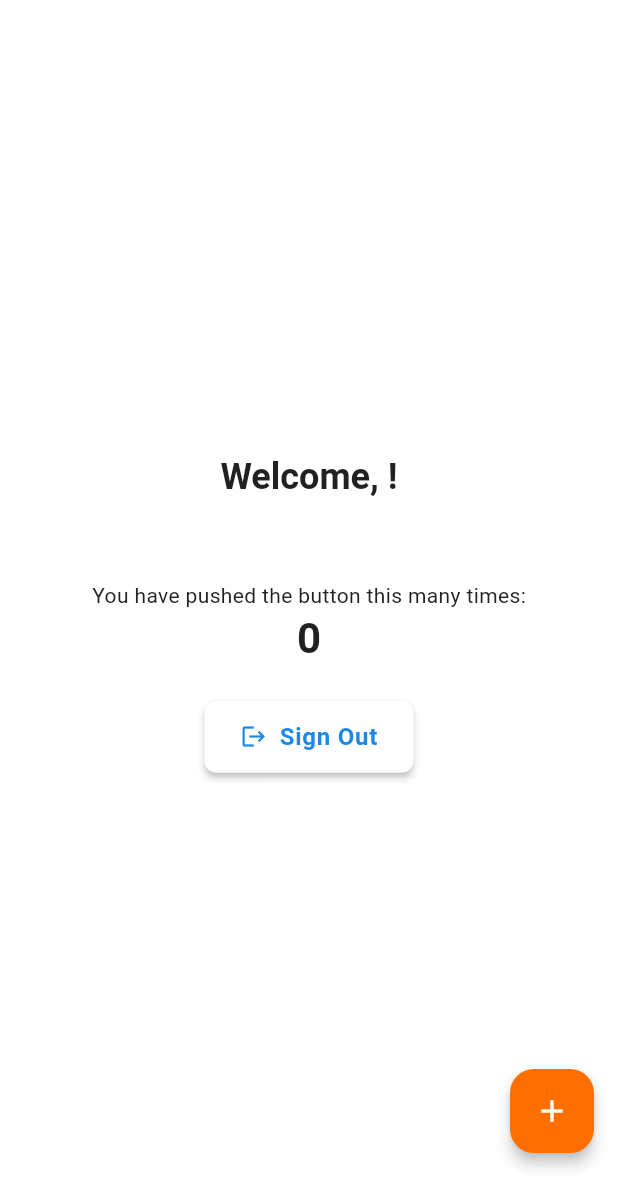
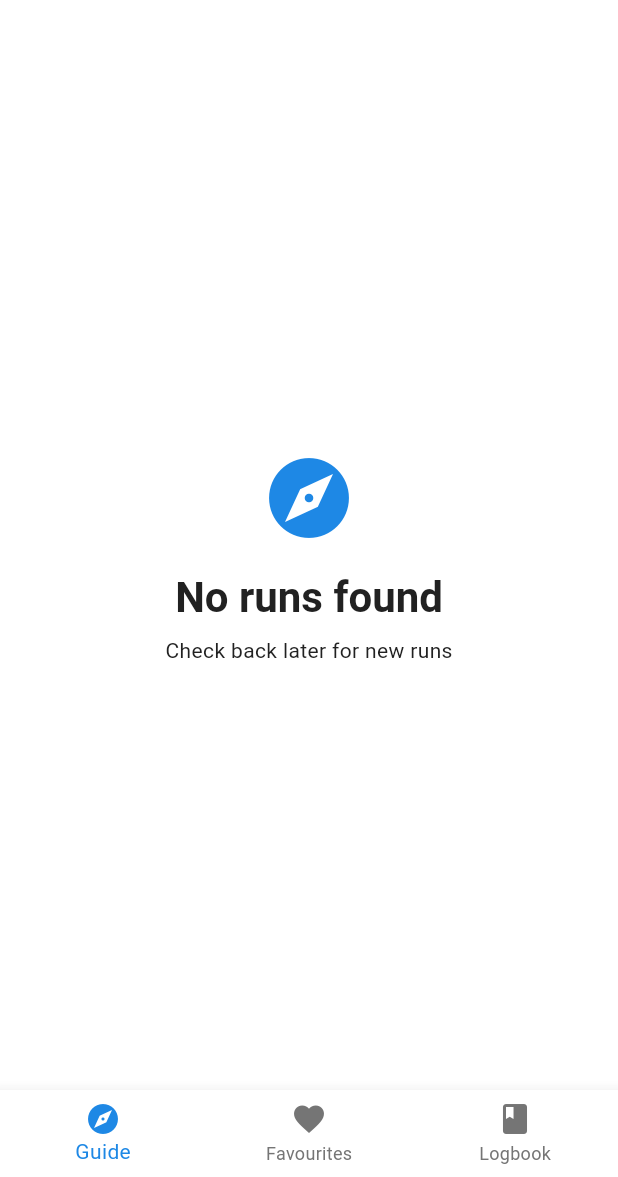
Before and after one commit to JeyzDFoo/brownpaw, a Flutter app: the screen it shows once a user with an empty profile is signed in, on a phone screen of 412 x 824 dp, the part 59-1236 px from its top. Run offline on Flutter 3.47's test engine with Material 3 defaults, Android fonts, the light colour scheme and no system bars; our stand-ins replace cloud_firestore, firebase_auth, firebase_core, flutter_riverpod, google_sign_in; accounts and stored records are empty.

Commit message:
displaying rivers

```diff
--- a/lib/main.dart
+++ b/lib/main.dart
@@ -5,6 +5,7 @@ import 'package:firebase_core/firebase_core.dart';
 import 'firebase_options.dart';
 import 'providers/user_provider.dart';
 import 'screens/auth_screen.dart';
+import 'screens/home_screen.dart';
 
 void main() async {
   WidgetsFlutterBinding.ensureInitialized();
@@ -44,121 +45,3 @@ class AuthWrapper extends ConsumerWidget {
     return const MyHomePage(title: 'brownpaw');
   }
 }
-
-class MyHomePage extends StatefulWidget {
-  const MyHomePage({super.key, required this.title});
-
-  // This widget is the home page of your application. It is stateful, meaning
-  // that it has a State object (defined below) that contains fields that affect
-  // how it looks.
-
-  // This class is the configuration for the state. It holds the values (in this
-  // case the title) provided by the parent (in this case the App widget) and
-  // used by the build method of the State. Fields in a Widget subclass are
-  // always marked "final".
-
-  final String title;
-
-  @override
-  State<MyHomePage> createState() => _MyHomePageState();
-}
-
-class _MyHomePageState extends State<MyHomePage> {
-  int _counter = 0;
-
-  void _incrementCounter() {
-    setState(() {
-      // This call to setState tells the Flutter framework that something has
-      // changed in this State, which causes it to rerun the build method below
-      // so that the display can reflect the updated values. If we changed
-      // _counter without calling setState(), then the build method would not be
-      // called again, and so nothing would appear to happen.
-      _counter++;
-    });
-  }
-
-  @override
-  Widget build(BuildContext context) {
-    // This method is rerun every time setState is called, for instance as done
-    // by the _incrementCounter method above.
-    //
-    // The Flutter framework has been optimized to make rerunning build methods
-    // fast, so that you can just rebuild anything that needs updating rather
-    // than having to individually change instances of widgets.
-    return Scaffold(
-      appBar: AppBar(
-        // TRY THIS: Try changing the color here to a specific color (to
-        // Colors.amber, perhaps?) and trigger a hot reload to see the AppBar
-        // change color while the other colors stay the same.
-        backgroundColor: Theme.of(context).colorScheme.inversePrimary,
-        // Here we take the value from the MyHomePage object that was created by
-        // the App.build method, and use it to set our appbar title.
-        title: Text(widget.title),
-      ),
-      body: Consumer(
-        builder: (context, ref, child) {
-          final userData = ref.watch(userProvider);
-
-          return Center(
-            // Center is a layout widget. It takes a single child and positions it
-            // in the middle of the parent.
-            child: Column(
-              // Column is also a layout widget. It takes a list of children and
-              // arranges them vertically. By default, it sizes itself to fit its
-              // children horizontally, and tries to be as tall as its parent.
-              //
-              // Column has various properties to control how it sizes itself and
-              // how it positions its children. Here we use mainAxisAlignment to
-              // center the children vertically; the main axis here is the vertical
-              // axis because Columns are vertical (the cross axis would be
-              // horizontal).
-              //
-              // TRY THIS: Invoke "debug painting" (choose the "Toggle Debug Paint"
-              // action in the IDE, or press "p" in the console), to see the
-              // wireframe for each widget.
-              mainAxisAlignment: MainAxisAlignment.center,
-              children: [
-                if (userData.user != null) ...[
-                  if (userData.user!.photoURL != null)
-                    CircleAvatar(
-                      radius: 40,
-                      backgroundImage: NetworkImage(userData.user!.photoURL!),
-                    ),
-                  const SizedBox(height: 16),
-                  Text(
-                    'Welcome, ${userData.user!.displayName ?? 'User'}!',
-                    style: Theme.of(context).textTheme.headlineSmall,
-                  ),
-                  const SizedBox(height: 8),
-                  Text(
-                    userData.user!.email ?? '',
-                    style: Theme.of(context).textTheme.bodyMedium,
-                  ),
-                  const SizedBox(height: 24),
-                ],
-                const Text('You have pushed the button this many times:'),
-                Text(
-                  '$_counter',
-                  style: Theme.of(context).textTheme.headlineMedium,
-                ),
-                const SizedBox(height: 24),
-                ElevatedButton.icon(
-                  onPressed: () {
-                    ref.read(userProvider.notifier).signOut();
-                  },
-                  icon: const Icon(Icons.logout),
-                  label: const Text('Sign Out'),
-                ),
-              ],
-            ),
-          );
-        },
-      ),
-      floatingActionButton: FloatingActionButton(
-        onPressed: _incrementCounter,
-        tooltip: 'Increment',
-        child: const Icon(Icons.add),
-      ),
-    );
-  }
-}
--- /dev/null
+++ b/lib/screens/guide_screen.dart
@@ -0,0 +1,82 @@
+import 'package:flutter/material.dart';
+import 'package:cloud_firestore/cloud_firestore.dart';
+
+class GuideScreen extends StatelessWidget {
+  const GuideScreen({super.key});
+
+  @override
+  Widget build(BuildContext context) {
+    return StreamBuilder<QuerySnapshot>(
+      stream: FirebaseFirestore.instance
+          .collection('river_runs')
+          .orderBy('name')
+          .snapshots(),
+      builder: (context, snapshot) {
+        if (snapshot.hasError) {
+          return Center(child: Text('Error: ${snapshot.error}'));
+        }
+
+        if (snapshot.connectionState == ConnectionState.waiting) {
+          return const Center(child: CircularProgressIndicator());
+        }
+
+        if (!snapshot.hasData || snapshot.data!.docs.isEmpty) {
+          return Center(
+            child: Column(
+              mainAxisAlignment: MainAxisAlignment.center,
+              children: [
+                Icon(
+                  Icons.explore,
+                  size: 64,
+                  color: Theme.of(context).colorScheme.primary,
+                ),
+                const SizedBox(height: 16),
+                Text(
+                  'No runs found',
+                  style: Theme.of(context).textTheme.headlineMedium,
+                ),
+                const SizedBox(height: 8),
+                Text(
+                  'Check back later for new runs',
+                  style: Theme.of(context).textTheme.bodyMedium,
+                ),
+              ],
+            ),
+          );
+        }
+
+        final runs = snapshot.data!.docs;
+
+        return ListView.builder(
+          itemCount: runs.length,
+          itemBuilder: (context, index) {
+            final run = runs[index].data() as Map<String, dynamic>;
+            final runId = runs[index].id;
+
+            final difficultyClass = run['difficultyClass'];
+            final river = run['river'] ?? '';
+            final subtitle = difficultyClass != null
+                ? '$river • Class $difficultyClass'
+                : river;
+
+            return Card(
+              margin: const EdgeInsets.symmetric(horizontal: 16, vertical: 8),
+              child: ListTile(
+                leading: Icon(
+                  Icons.water,
+                  color: Theme.of(context).colorScheme.primary,
+                ),
+                title: Text(run['name'] ?? 'Unnamed Run'),
+                subtitle: Text(subtitle),
+                trailing: Icon(Icons.chevron_right),
+                onTap: () {
+                  // TODO: Navigate to run details
+                },
+              ),
+            );
+          },
+        );
+      },
+    );
+  }
+}
--- /dev/null
+++ b/lib/screens/home_screen.dart
@@ -0,0 +1,61 @@
+import 'package:flutter/material.dart';
+import 'package:flutter_riverpod/flutter_riverpod.dart';
+import 'package:brownpaw/providers/user_provider.dart';
+import 'package:brownpaw/screens/favourites_screen.dart';
+import 'package:brownpaw/screens/logbook_screen.dart';
+import 'package:brownpaw/screens/guide_screen.dart';
+
+class MyHomePage extends StatefulWidget {
+  const MyHomePage({super.key, required this.title});
+
+  // This widget is the home page of your application. It is stateful, meaning
+  // that it has a State object (defined below) that contains fields that affect
+  // how it looks.
+
+  // This class is the configuration for the state. It holds the values (in this
+  // case the title) provided by the parent (in this case the App widget) and
+  // used by the build method of the State. Fields in a Widget subclass are
+  // always marked "final".
+
+  final String title;
+
+  @override
+  State<MyHomePage> createState() => _MyHomePageState();
+}
+
+class _MyHomePageState extends State<MyHomePage> {
+  int _selectedIndex = 0;
+
+  static const List<Widget> _screens = [
+    GuideScreen(),
+    FavouritesScreen(),
+    LogbookScreen(),
+  ];
+
+  @override
+  Widget build(BuildContext context) {
+    return Scaffold(
+      appBar: AppBar(
+        backgroundColor: Theme.of(context).colorScheme.inversePrimary,
+        title: Text(widget.title),
+      ),
+      body: _screens[_selectedIndex],
+      bottomNavigationBar: BottomNavigationBar(
+        currentIndex: _selectedIndex,
+        onTap: (index) {
+          setState(() {
+            _selectedIndex = index;
+          });
+        },
+        items: const [
+          BottomNavigationBarItem(icon: Icon(Icons.explore), label: 'Guide'),
+          BottomNavigationBarItem(
+            icon: Icon(Icons.favorite),
+            label: 'Favourites',
+          ),
+          BottomNavigationBarItem(icon: Icon(Icons.book), label: 'Logbook'),
+        ],
+      ),
+    );
+  }
+}
```
Also changed, not shown: lib/screens/favourites_screen.dart (added, +28 -0 lines), lib/screens/logbook_screen.dart (added, +28 -0 lines).
